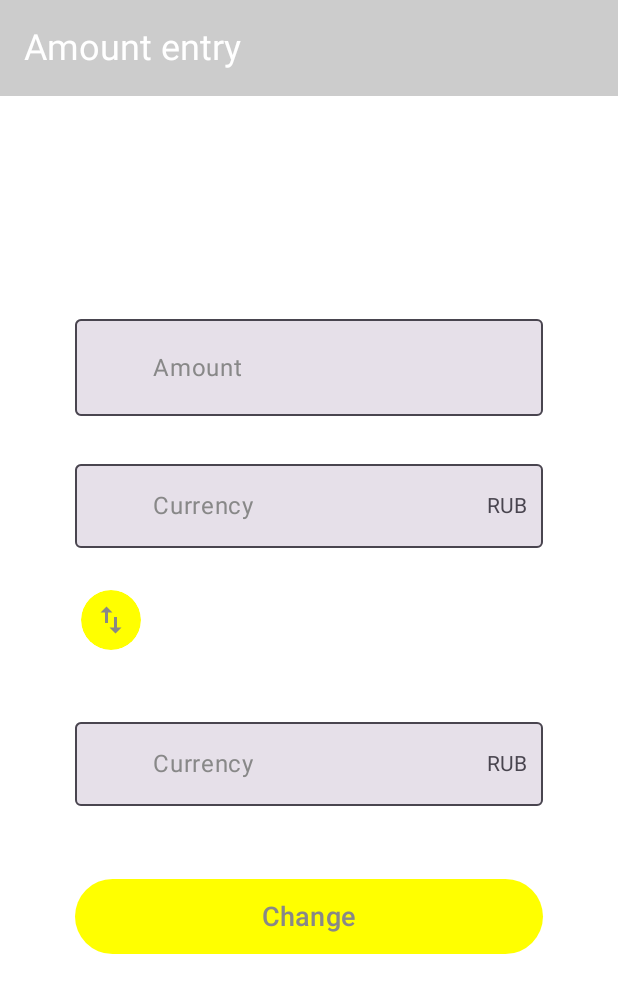
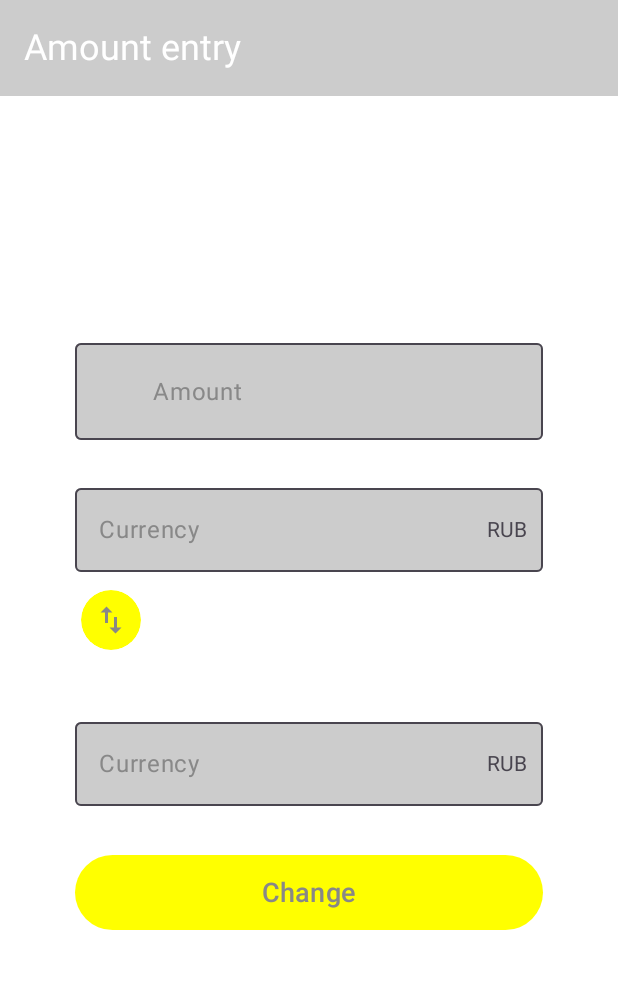
Before and after one commit to DmitriyS2/ExchangeRates, an Android app built with Jetpack Compose: the @Preview function PreviewInputDataScreen, on a phone screen of 412 x 824 dp. Shown: the top 993 px of the screen. Run offline under Robolectric (Android 15) with nearby library versions, the phone set to English and light mode, and no system bars.

Commit message:
clean up

```diff
--- a/app/src/main/java/com/sd/exchangerates/data/db/ValuteEntity.kt
+++ b/app/src/main/java/com/sd/exchangerates/data/db/ValuteEntity.kt
@@ -16,7 +16,6 @@ data class ValuteEntity(
     val name: String = BASE_STRING,
     val value: Double = BASE_DOUBLE,
     val previousValue: Double = BASE_DOUBLE,
- //   val date: String = BASE_STRING,
 )
 
 fun ValuteEntity.toValute(): Valute {
@@ -38,6 +37,5 @@ fun Valute.toEntity(): ValuteEntity {
         name = name,
         value = value,
         previousValue = previousValue,
-     //   date = date,
     )
 }
--- a/app/src/main/java/com/sd/exchangerates/domain/dto/Rate.kt
+++ b/app/src/main/java/com/sd/exchangerates/domain/dto/Rate.kt
@@ -1,11 +1,8 @@
 package com.sd.exchangerates.domain.dto
 
 import com.google.gson.annotations.SerializedName
-import com.sd.exchangerates.util.BASE_STRING
 
 data class Rate(
-//    @SerializedName("Date")
-//    val date: String = BASE_STRING,
     @SerializedName("Valute")
     val valute: Map<String, Valute> = emptyMap()
 )
--- a/app/src/main/java/com/sd/exchangerates/domain/repository/NetworkRepository.kt
+++ b/app/src/main/java/com/sd/exchangerates/domain/repository/NetworkRepository.kt
@@ -3,5 +3,5 @@ package com.sd.exchangerates.domain.repository
 import com.sd.exchangerates.domain.dto.Rate
 
 interface NetworkRepository {
-    suspend fun getResultSumCurrency(): Rate?
+    suspend fun getCurrenciesFromBE(): Rate?
 }
--- a/app/src/main/java/com/sd/exchangerates/presentation/ui/components/AddBaseCurrencyMenu.kt
+++ b/app/src/main/java/com/sd/exchangerates/presentation/ui/components/AddBaseCurrencyMenu.kt
@@ -10,11 +10,9 @@ import androidx.compose.material3.DropdownMenuItem
 import androidx.compose.material3.Text
 import androidx.compose.runtime.Composable
 import androidx.compose.ui.Modifier
-import androidx.compose.ui.focus.FocusManager
 import androidx.compose.ui.graphics.Color
 import androidx.compose.ui.platform.LocalFocusManager
 import androidx.compose.ui.platform.LocalSoftwareKeyboardController
-import androidx.compose.ui.platform.SoftwareKeyboardController
 import androidx.compose.ui.text.style.TextAlign
 import androidx.compose.ui.tooling.preview.Preview
 import androidx.compose.ui.unit.DpOffset
@@ -42,7 +40,7 @@ fun AddBaseCurrency(
             offset = DpOffset((200).dp, (-10).dp),
             properties = PopupProperties(focusable = false),
             onDismissRequest = {
-                onEvent.invoke(RateEvent.OnChangeBaseValuteMenuVisibility(Color.Black, false))
+                onEvent.invoke(RateEvent.OnChangeBaseValuteMenuVisibility(false))
             },
 //        scrollState = TODO(),
 //        shape = TODO(),
@@ -55,7 +53,7 @@ fun AddBaseCurrency(
                 DropdownMenuItem(text = {
                     Text(valute.code, textAlign = TextAlign.Center)
                 }, onClick = {
-                    onEvent.invoke(RateEvent.OnChangeBaseValute(valute, Color.Black))
+                    onEvent.invoke(RateEvent.OnChangeBaseValute(valute))
                     keyboardController?.hide()
                     focusManager.clearFocus()
                 })
--- a/app/src/main/java/com/sd/exchangerates/presentation/ui/contract/RateState.kt
+++ b/app/src/main/java/com/sd/exchangerates/presentation/ui/contract/RateState.kt
@@ -14,8 +14,8 @@ data class RateState(
     val textBaseValute: String = BASE_STRING,
     val textResultValute: String = BASE_STRING,
     val isErrorAmount: Boolean = false,
-    val isErrorBaseCurrency: Boolean = false,
-    val isErrorResultCurrency: Boolean = false,
+ //   val isErrorBaseCurrency: Boolean = false,
+ //   val isErrorResultCurrency: Boolean = false,
     val baseAmount: String = BASE_STRING,
     val resultAmount: String = BASE_STRING,
     val baseValute: Valute = rub,
@@ -31,6 +31,6 @@ data class RateState(
  //   val nominal: Int = BASE_INT,
     val isResultValuteMenuVisible: Boolean = false,
     val isBaseValuteMenuVisible: Boolean = false,
-    val focusColorBaseCurrency: Color = Color.Black,
-    val focusColorResultCurrency: Color = Color.Black,
+  //  val focusColorBaseCurrency: Color = Color.Black,
+  //  val focusColorResultCurrency: Color = Color.Black,
 )
--- a/app/src/main/java/com/sd/exchangerates/presentation/ui/features/InputDataFeature.kt
+++ b/app/src/main/java/com/sd/exchangerates/presentation/ui/features/InputDataFeature.kt
@@ -3,7 +3,6 @@ package com.sd.exchangerates.presentation.ui.features
 import androidx.compose.runtime.Composable
 import androidx.compose.runtime.LaunchedEffect
 import androidx.compose.runtime.collectAsState
-import androidx.compose.ui.platform.LocalContext
 import androidx.hilt.lifecycle.viewmodel.compose.hiltViewModel
 import androidx.navigation.NavHostController
 import com.sd.exchangerates.presentation.ui.Routes
--- a/app/src/main/java/com/sd/exchangerates/presentation/ui/screen/InputDataScreen.kt
+++ b/app/src/main/java/com/sd/exchangerates/presentation/ui/screen/InputDataScreen.kt
@@ -1,6 +1,5 @@
 package com.sd.exchangerates.presentation.ui.screen
 
-import android.util.Log
 import androidx.compose.foundation.background
 import androidx.compose.foundation.layout.Arrangement
 import androidx.compose.foundation.layout.Column
@@ -12,7 +11,6 @@ import androidx.compose.foundation.layout.padding
 import androidx.compose.foundation.text.KeyboardActions
 import androidx.compose.foundation.text.KeyboardOptions
 import androidx.compose.material.icons.Icons
-import androidx.compose.material.icons.automirrored.filled.List
 import androidx.compose.material.icons.filled.SwapVert
 import androidx.compose.material.icons.filled.Warning
 import androidx.compose.material3.Button
@@ -25,11 +23,9 @@ import androidx.compose.material3.MaterialTheme
 import androidx.compose.material3.OutlinedTextField
 import androidx.compose.material3.Text
 import androidx.compose.material3.TextFieldDefaults
-import androidx.compose.material3.TextFieldLabelPosition
 import androidx.compose.material3.TopAppBar
 import androidx.compose.material3.TopAppBarDefaults
 import androidx.compose.runtime.Composable
-import androidx.compose.ui.Alignment
 import androidx.compose.ui.Modifier
 import androidx.compose.ui.graphics.Color
 import androidx.compose.ui.platform.LocalFocusManager
@@ -55,7 +51,7 @@ fun InputDataScreen(
     state: RateState,
     onEvent: (RateEvent) -> Unit,
 ) {
-    //  val vm: MainViewModel = hiltViewModel()
+
     val keyboardController = LocalSoftwareKeyboardController.current
     val focusManager = LocalFocusManager.current
 
@@ -64,9 +60,8 @@ fun InputDataScreen(
             Text(text = stringResource(R.string.input_sum), fontSize = 24.sp)
         },
         colors = TopAppBarDefaults.topAppBarColors(
-            //    containerColor = Color.Black,
             containerColor = Color.LightGray,
-            scrolledContainerColor = Color.Black,
+            scrolledContainerColor = Color.White,
             navigationIconContentColor = Color.White,
             titleContentColor = Color.White,
             actionIconContentColor = Color.White
@@ -83,16 +78,14 @@ fun InputDataScreen(
                 modifier = Modifier
                     .fillMaxSize()
                     .padding(horizontal = 50.dp),
-        //        horizontalAlignment = Alignment.CenterHorizontally,
                 verticalArrangement = Arrangement.Center
             ) {
                 Text(
                     modifier = Modifier.fillMaxWidth(),
                     textAlign = TextAlign.End,
-                    text = "Что меняем:",
+                    text = stringResource(R.string.from),
                     color = Color.White
                 )
-                //         TextField(
                 OutlinedTextField(
                     value = state.baseAmount,
                     textStyle = TextStyle.Default.copy(
@@ -106,8 +99,7 @@ fun InputDataScreen(
                         .fillMaxWidth(),
                     keyboardOptions = KeyboardOptions(keyboardType = KeyboardType.Number),
                     keyboardActions = KeyboardActions(onDone = {
-                        //         TODO проверка и убрать error с поля
-                        Log.d("MyLog", "click")
+                        onEvent(RateEvent.OnClickDoneKeyboard)
                         keyboardController?.hide()
                         focusManager.clearFocus()
                     }),
@@ -125,10 +117,11 @@ fun InputDataScreen(
                         }
                     },
                     label = {
-                        Text(modifier = Modifier.background(Color.Transparent), text = stringResource(R.string.amount), color = Color.Gray)
-                    },
-                    suffix = {
-                        //            Text(text = state.baseCurrent)
+                        Text(
+                            modifier = Modifier.background(Color.Transparent),
+                            text = stringResource(R.string.amount),
+                            color = Color.Gray
+                        )
                     },
                     singleLine = true,
                     leadingIcon = {
@@ -142,8 +135,8 @@ fun InputDataScreen(
                     colors = TextFieldDefaults.colors(
                         focusedTextColor = Color.Black,
                         unfocusedTextColor = Color.Black,
-                        focusedContainerColor = Color.LightGray,
-                        //      unfocusedContainerColor = Color.Black,
+                   //     focusedContainerColor = Color.LightGray,
+                        unfocusedContainerColor = Color.LightGray,
                         errorCursorColor = Color.Red,
                         focusedLabelColor = Color.Red,
                         unfocusedLabelColor = Color.Red
@@ -152,9 +145,7 @@ fun InputDataScreen(
 
 // BASE VALUTE
                 Row {
-                    //         TextField(
                     OutlinedTextField(
-                        //      value = state.baseValute.code,
                         value = state.textBaseValute,
                         textStyle = TextStyle.Default.copy(
                             fontSize = 20.sp,
@@ -166,7 +157,6 @@ fun InputDataScreen(
                         modifier = Modifier
                             .fillMaxWidth()
                             .padding(top = 8.dp),
-                        //       enabled = false,
                         enabled = true,
                         readOnly = false,
                         placeholder = {
@@ -176,57 +166,24 @@ fun InputDataScreen(
                             imeAction = ImeAction.Done
                         ),
                         keyboardActions = KeyboardActions(onDone = {
-                            //         vm.separateAmount()
-                            Log.d("MyLog", "click")
                             keyboardController?.hide()
                             focusManager.clearFocus()
                         }),
-                        isError = state.isErrorBaseCurrency,
-                        supportingText = {
-                            if (state.isErrorBaseCurrency) {
-                                Text(
-                                    modifier = Modifier.fillMaxWidth(),
-                                    text = stringResource(R.string.choose_currency),
-                                    color = MaterialTheme.colorScheme.error
-                                )
-                            }
-                        },
                         label = {
                             Text(text = stringResource(R.string.currency), color = Color.Gray)
                         },
-                        leadingIcon = {
-                            if (state.isErrorBaseCurrency)
-                                Icon(
-                                    Icons.Default.Warning,
-                                    "errorBaseCurrency",
-                                    tint = MaterialTheme.colorScheme.error
-                                )
-                        },
-//                        suffix = {
-//                            Text(text = state.baseValute.code)
-//                        },
                         trailingIcon = {
                             IconButton(onClick = {
-                                onEvent(
-                                    RateEvent.OnChangeBaseValuteMenuVisibility(
-                                        Color.White,
-                                        true
-                                    )
-                                )
+                                onEvent(RateEvent.OnChangeBaseValuteMenuVisibility(true))
                             })
                             {
                                 Text(text = state.baseValute.code)
-//                                Icon(
-//                                    imageVector = Icons.AutoMirrored.Filled.List,
-//                                    contentDescription = "listBaseCurrencies"
-//                                )
                             }
                         },
                         colors = TextFieldDefaults.colors(
                             disabledTextColor = Color.White,
-                            //         unfocusedContainerColor = state.focusColorBaseCurrency,
                             unfocusedTextColor = Color.LightGray,
-                            //        disabledContainerColor = state.focusColorBaseCurrency,
+                            unfocusedContainerColor = Color.LightGray,
                             disabledTrailingIconColor = Color.Gray,
                         ),
                     )
@@ -237,7 +194,7 @@ fun InputDataScreen(
                 }
 
                 IconButton(
-                    modifier = Modifier.padding(top=8.dp),
+                    modifier = Modifier.padding(top = 8.dp),
                     colors = IconButtonDefaults.iconButtonColors(
                         containerColor = Color.Yellow,
                         contentColor = Color.Gray
@@ -247,7 +204,7 @@ fun InputDataScreen(
                     }) {
                     Icon(
                         imageVector = Icons.Default.SwapVert,
-                        contentDescription = "Поменять местами"
+                        contentDescription = "swap"
                     )
                 }
 
@@ -257,13 +214,11 @@ fun InputDataScreen(
                         .fillMaxWidth()
                         .padding(top = 20.dp),
                     textAlign = TextAlign.End,
-                    text = "На что меняем:",
+                    text = stringResource(R.string.to),
                     color = Color.White
                 )
                 Row {
-                    //            TextField(
                     OutlinedTextField(
-                        //          value = state.resultValute.code,
                         value = state.textResultValute,
                         textStyle = TextStyle.Default.copy(
                             fontSize = 20.sp,
@@ -272,9 +227,7 @@ fun InputDataScreen(
                         onValueChange = { newText ->
                             onEvent(RateEvent.OnChangeTextResultValute(newText))
                         },
-                        modifier = Modifier
-                            .fillMaxWidth(),
-                        //     .padding(top = 20.dp),
+                        modifier = Modifier.fillMaxWidth(),
                         enabled = true,
                         readOnly = false,
                         placeholder = {
@@ -284,57 +237,24 @@ fun InputDataScreen(
                             imeAction = ImeAction.Done
                         ),
                         keyboardActions = KeyboardActions(onDone = {
-                            //         vm.separateAmount()
-                            Log.d("MyLog", "click")
                             keyboardController?.hide()
                             focusManager.clearFocus()
                         }),
-                        isError = state.isErrorResultCurrency,
-                        supportingText = {
-                            if (state.isErrorResultCurrency) {
-                                Text(
-                                    modifier = Modifier.fillMaxWidth(),
-                                    text = stringResource(R.string.choose_currency),
-                                    color = MaterialTheme.colorScheme.error
-                                )
-                            }
-                        },
                         label = {
                             Text(text = stringResource(R.string.currency), color = Color.Gray)
                         },
-                        leadingIcon = {
-                            if (state.isErrorResultCurrency)
-                                Icon(
-                                    Icons.Default.Warning,
-                                    "errorResultCurrency",
-                                    tint = MaterialTheme.colorScheme.error
-                                )
-                        },
-//                        suffix = {
-//                            Text(text = state.resultValute.code)
-//                        },
                         trailingIcon = {
                             IconButton(onClick = {
-                                onEvent(
-                                    RateEvent.OnChangeResultValuteMenuVisibility(
-                                        Color.White,
-                                        true
-                                    )
-                                )
+                                onEvent(RateEvent.OnChangeResultValuteMenuVisibility(true))
                             })
                             {
                                 Text(text = state.resultValute.code)
-//                                Icon(
-//                                    imageVector = Icons.AutoMirrored.Filled.List,
-//                                    contentDescription = "listResultCurrencies"
-//                                )
                             }
                         },
                         colors = TextFieldDefaults.colors(
                             disabledTextColor = Color.White,
-                            //        unfocusedContainerColor = state.focusColorResultCurrency,
                             unfocusedTextColor = Color.LightGray,
-                            //       disabledContainerColor = state.focusColorResultCurrency,
+                            unfocusedContainerColor = Color.LightGray,
                             disabledTrailingIconColor = Color.Gray,
                         ),
                     )
@@ -344,7 +264,6 @@ fun InputDataScreen(
                     )
                 }
 
-                //       state.resultValute?.let{
                 Text(
                     text = stringResource(
                         R.string.rate_text,
@@ -357,21 +276,7 @@ fun InputDataScreen(
                     fontWeight = FontWeight.Bold,
                     color = Color.White,
                 )
-                //    }
-//                if (state.resultCodeCurrency.isNotEmpty()) {
-//                    Text(
-//                        text = stringResource(
-//                            R.string.rate_text,
-//                            state.baseRate,
-//                            state.resultCodeCurrency,
-//                            state.nominal,
-//                            state.title
-//                        ),
-//                        fontSize = 11.sp,
-//                        fontWeight = FontWeight.Bold,
-//                        color = Color.White,
-//                    )
-//                }
+
                 Button(
                     modifier = Modifier
                         .fillMaxWidth()
--- a/app/src/main/java/com/sd/exchangerates/presentation/ui/screen/ResultScreen.kt
+++ b/app/src/main/java/com/sd/exchangerates/presentation/ui/screen/ResultScreen.kt
@@ -44,8 +44,8 @@ fun ResultScreen(
             Text(text = stringResource(R.string.result))
         },
         colors = TopAppBarDefaults.topAppBarColors(
-            containerColor = Color.Black,
-            scrolledContainerColor = Color.Black,
+            containerColor = Color.LightGray,
+            scrolledContainerColor = Color.LightGray,
             navigationIconContentColor = Color.White,
             titleContentColor = Color.White,
             actionIconContentColor = Color.White
--- a/app/src/main/res/values/strings.xml
+++ b/app/src/main/res/values/strings.xml
@@ -12,4 +12,6 @@
     <string name="retry">Retry</string>
     <string name="rate_on_date">rate on %1$s %2$.2f %3$s per %4$d %5$s</string>
     <string name="rate_text">%1$.2f %2$s per %3$d %4$s</string>
+    <string name="from">From:</string>
+    <string name="to">To:</string>
 </resources>
```
Also changed, not shown: app/src/main/java/com/sd/exchangerates/data/db/DatabaseRepositoryImpl.kt (+1 -13 lines), app/src/main/java/com/sd/exchangerates/data/network/NetworkRepositoryImpl.kt (+5 -5 lines), app/src/main/java/com/sd/exchangerates/domain/model/RateResponse.kt (+1 -7 lines), app/src/main/java/com/sd/exchangerates/domain/usecase/GetAllCurrenciesUseCaseImpl.kt (+3 -17 lines), app/src/main/java/com/sd/exchangerates/presentation/ui/components/AddResultCurrencyMenu.kt (+4 -4 lines), app/src/main/java/com/sd/exchangerates/presentation/ui/contract/RateEvent.kt (+6 -5 lines), app/src/main/java/com/sd/exchangerates/presentation/viewmodel/MainViewModel.kt (+41 -93 lines), 1 other file.
